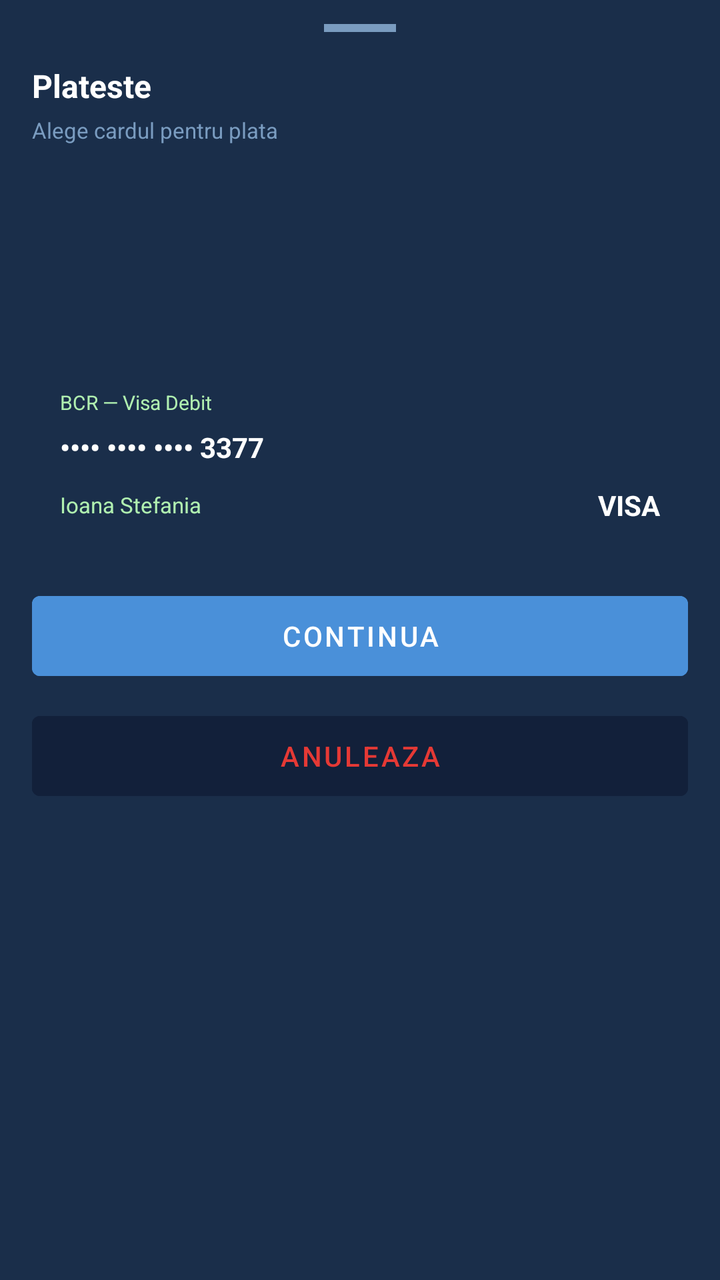
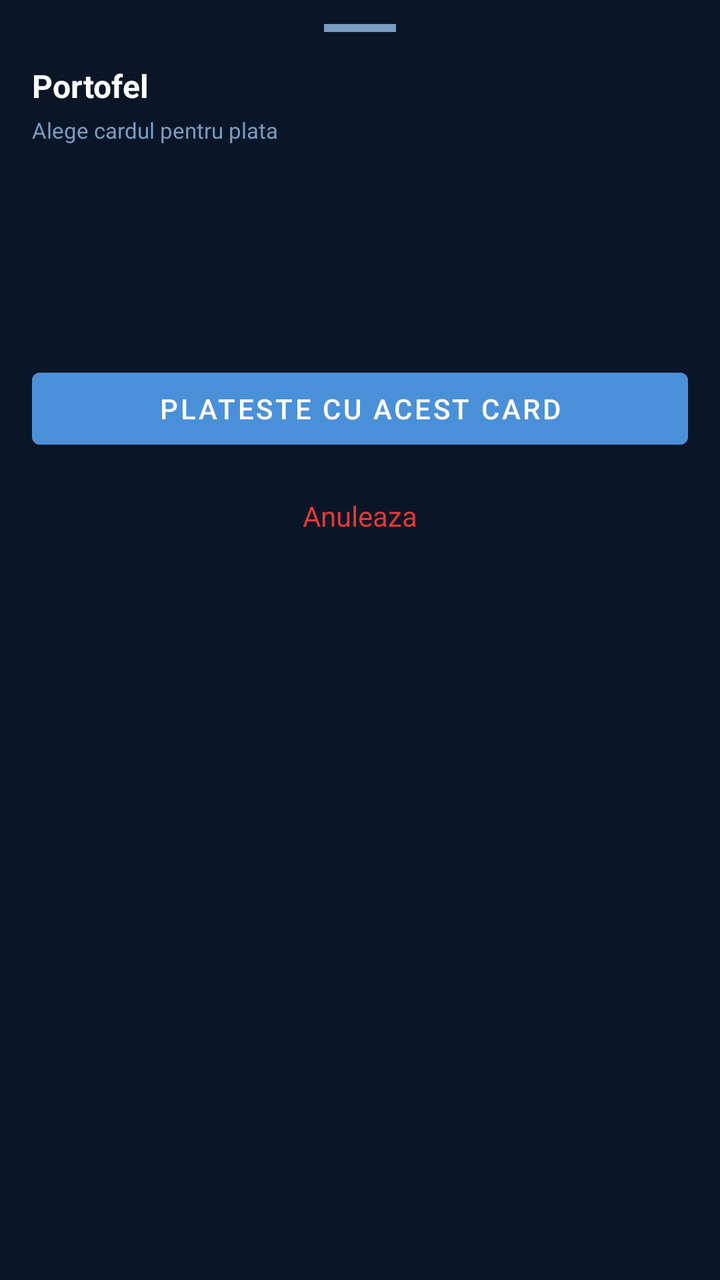

The first picture is an Android layout as it rendered before a commit; the second is the same layout after the commit. The layout source and the unified diff follow.
<!-- AndroidManifest.xml: application theme Theme.LicentaMultibankingApp -->
<!-- res/layout/bottom_sheet_plateste.xml -->
<?xml version="1.0" encoding="utf-8"?>
<LinearLayout xmlns:android="http://schemas.android.com/apk/res/android"
    android:layout_width="match_parent"
    android:layout_height="wrap_content"
    android:orientation="vertical"
    android:background="#1A2E4A"
    android:paddingStart="16dp"
    android:paddingEnd="16dp"
    android:paddingBottom="24dp"
    android:paddingTop="12dp">

    
    <View
        android:layout_width="36dp"
        android:layout_height="4dp"
        android:background="#7A9CC0"
        android:layout_gravity="center_horizontal"
        android:layout_marginBottom="16dp"/>

    
    <TextView
        android:layout_width="wrap_content"
        android:layout_height="wrap_content"
        android:text="Plateste"
        android:textColor="#FFFFFF"
        android:textSize="16sp"
        android:textStyle="bold"
        android:layout_marginBottom="4dp"/>

    <TextView
        android:layout_width="wrap_content"
        android:layout_height="wrap_content"
        android:text="Alege cardul pentru plata"
        android:textColor="#7A9CC0"
        android:textSize="11sp"
        android:layout_marginBottom="12dp"/>

    
    <androidx.recyclerview.widget.RecyclerView
        android:id="@+id/rvCarduriPlateste"
        android:layout_width="match_parent"
        android:layout_height="80dp"
        android:orientation="horizontal"
        android:clipToPadding="false"
        android:layout_marginBottom="16dp"/>

    
    <LinearLayout
        android:id="@+id/layoutCardPreview"
        android:layout_width="match_parent"
        android:layout_height="wrap_content"
        android:orientation="vertical"
        android:padding="14dp"
        android:layout_marginBottom="16dp">

        <TextView
            android:id="@+id/tvCardPreviewBanca"
            android:layout_width="wrap_content"
            android:layout_height="wrap_content"
            android:text="BCR — Visa Debit"
            android:textColor="#B0F0B0"
            android:textSize="10sp"
            android:layout_marginBottom="6dp"/>

        <TextView
            android:id="@+id/tvCardPreviewNumar"
            android:layout_width="wrap_content"
            android:layout_height="wrap_content"
            android:text="•••• •••• •••• 3377"
            android:textColor="#FFFFFF"
            android:textSize="14sp"
            android:textStyle="bold"
            android:layout_marginBottom="10dp"/>

        <LinearLayout
            android:layout_width="match_parent"
            android:layout_height="wrap_content"
            android:orientation="horizontal"
            android:gravity="center_vertical">

            <TextView
                android:id="@+id/tvCardPreviewTitular"
                android:layout_width="0dp"
                android:layout_height="wrap_content"
                android:layout_weight="1"
                android:text="Ioana Stefania"
                android:textColor="#B0F0B0"
                android:textSize="11sp"/>

            <TextView
                android:id="@+id/tvCardPreviewTip"
                android:layout_width="wrap_content"
                android:layout_height="wrap_content"
                android:text="VISA"
                android:textColor="#FFFFFF"
                android:textSize="14sp"
                android:textStyle="bold"/>

        </LinearLayout>

    </LinearLayout>

    
    <Button
        android:id="@+id/btnContinuaPlateste"
        android:layout_width="match_parent"
        android:layout_height="52dp"
        android:text="Continua"
        android:textColor="#FFFFFF"
        android:backgroundTint="#4A90D9"
        android:layout_marginBottom="8dp"/>

    
    <Button
        android:id="@+id/btnAnuleazaPlateste"
        android:layout_width="match_parent"
        android:layout_height="52dp"
        android:text="Anuleaza"
        android:textColor="#E53935"
        android:backgroundTint="#12203A"/>

</LinearLayout>
<!-- resources referenced by this layout -->
<resources>
  <style name="Theme.LicentaMultibankingApp" parent="Base.Theme.LicentaMultibankingApp" />
  <style name="Base.Theme.LicentaMultibankingApp" parent="Theme.MaterialComponents.DayNight.NoActionBar">
          
          
      </style>
</resources>

<!-- the commit's change to res/layout/bottom_sheet_plateste.xml (unified diff, before → after) -->
@@ -3,120 +3,374 @@
     android:layout_width="match_parent"
     android:layout_height="wrap_content"
     android:orientation="vertical"
-    android:background="#1A2E4A"
-    android:paddingStart="16dp"
-    android:paddingEnd="16dp"
-    android:paddingBottom="24dp"
-    android:paddingTop="12dp">
-
-    
+    android:background="#0a1628">
+
     <View
         android:layout_width="36dp"
         android:layout_height="4dp"
         android:background="#7A9CC0"
         android:layout_gravity="center_horizontal"
+        android:layout_marginTop="12dp"
         android:layout_marginBottom="16dp"/>
 
-    
-    <TextView
-        android:layout_width="wrap_content"
-        android:layout_height="wrap_content"
-        android:text="Plateste"
-        android:textColor="#FFFFFF"
-        android:textSize="16sp"
-        android:textStyle="bold"
-        android:layout_marginBottom="4dp"/>
-
-    <TextView
-        android:layout_width="wrap_content"
-        android:layout_height="wrap_content"
-        android:text="Alege cardul pentru plata"
-        android:textColor="#7A9CC0"
-        android:textSize="11sp"
-        android:layout_marginBottom="12dp"/>
-
-    
-    <androidx.recyclerview.widget.RecyclerView
-        android:id="@+id/rvCarduriPlateste"
+    <ViewFlipper
+        android:id="@+id/viewFlipperPlateste"
         android:layout_width="match_parent"
-        android:layout_height="80dp"
-        android:orientation="horizontal"
-        android:clipToPadding="false"
-        android:layout_marginBottom="16dp"/>
-
-    
-    <LinearLayout
-        android:id="@+id/layoutCardPreview"
-        android:layout_width="match_parent"
-        android:layout_height="wrap_content"
-        android:orientation="vertical"
-        android:padding="14dp"
-        android:layout_marginBottom="16dp">
-
-        <TextView
-            android:id="@+id/tvCardPreviewBanca"
-            android:layout_width="wrap_content"
-            android:layout_height="wrap_content"
-            android:text="BCR — Visa Debit"
-            android:textColor="#B0F0B0"
-            android:textSize="10sp"
-            android:layout_marginBottom="6dp"/>
-
-        <TextView
-            android:id="@+id/tvCardPreviewNumar"
-            android:layout_width="wrap_content"
-            android:layout_height="wrap_content"
-            android:text="•••• •••• •••• 3377"
-            android:textColor="#FFFFFF"
-            android:textSize="14sp"
-            android:textStyle="bold"
-            android:layout_marginBottom="10dp"/>
-
+        android:layout_height="wrap_content">
+
+        
         <LinearLayout
             android:layout_width="match_parent"
             android:layout_height="wrap_content"
-            android:orientation="horizontal"
-            android:gravity="center_vertical">
-
-            <TextView
-                android:id="@+id/tvCardPreviewTitular"
-                android:layout_width="0dp"
-                android:layout_height="wrap_content"
-                android:layout_weight="1"
-                android:text="Ioana Stefania"
-                android:textColor="#B0F0B0"
-                android:textSize="11sp"/>
-
-            <TextView
-                android:id="@+id/tvCardPreviewTip"
-                android:layout_width="wrap_content"
-                android:layout_height="wrap_content"
-                android:text="VISA"
+            android:orientation="vertical"
+            android:paddingStart="16dp"
+            android:paddingEnd="16dp"
+            android:paddingBottom="24dp">
+
+            <TextView
+                android:layout_width="wrap_content"
+                android:layout_height="wrap_content"
+                android:text="Portofel"
+                android:textColor="#FFFFFF"
+                android:textSize="16sp"
+                android:textStyle="bold"
+                android:layout_marginBottom="4dp"/>
+
+            <TextView
+                android:layout_width="wrap_content"
+                android:layout_height="wrap_content"
+                android:text="Alege cardul pentru plata"
+                android:textColor="#7A9CC0"
+                android:textSize="11sp"
+                android:layout_marginBottom="12dp"/>
+
+            <androidx.recyclerview.widget.RecyclerView
+                android:id="@+id/rvCarduriPlateste"
+                android:layout_width="match_parent"
+                android:layout_height="80dp"
+                android:orientation="horizontal"
+                android:clipToPadding="false"
+                android:layout_marginBottom="16dp"/>
+
+            <Button
+                android:id="@+id/btnPlatesteCuCard"
+                android:layout_width="match_parent"
+                android:layout_height="wrap_content"
+                android:text="Plateste cu acest card"
+                android:backgroundTint="#4A90D9"
+                android:textColor="#FFFFFF"
+                android:layout_marginBottom="8dp"/>
+
+            <TextView
+                android:id="@+id/tvAnuleazaPlateste"
+                android:layout_width="match_parent"
+                android:layout_height="wrap_content"
+                android:text="Anuleaza"
+                android:textColor="#E53935"
+                android:gravity="center"
+                android:padding="12dp"/>
+
+        </LinearLayout>
+
+        
+        <LinearLayout
+            android:layout_width="match_parent"
+            android:layout_height="wrap_content"
+            android:orientation="vertical"
+            android:paddingStart="16dp"
+            android:paddingEnd="16dp"
+            android:paddingBottom="24dp">
+
+            <TextView
+                android:layout_width="wrap_content"
+                android:layout_height="wrap_content"
+                android:text="HCE · NFC simulat"
+                android:textColor="#90CAF9"
+                android:textSize="10sp"
+                android:background="#0D47A1"
+                android:paddingStart="8dp"
+                android:paddingEnd="8dp"
+                android:paddingTop="3dp"
+                android:paddingBottom="3dp"
+                android:layout_gravity="center_horizontal"
+                android:layout_marginBottom="12dp"/>
+
+            <LinearLayout
+                android:id="@+id/layoutCardNfc"
+                android:layout_width="match_parent"
+                android:layout_height="wrap_content"
+                android:orientation="vertical"
+                android:background="#E53935"
+                android:padding="16dp"
+                android:layout_marginBottom="12dp">
+
+                <TextView
+                    android:id="@+id/tvNfcNumeBanca"
+                    android:layout_width="wrap_content"
+                    android:layout_height="wrap_content"
+                    android:text="BCR Visa Debit"
+                    android:textColor="#FFCDD2"
+                    android:textSize="11sp"
+                    android:layout_marginBottom="12dp"/>
+
+                <TextView
+                    android:id="@+id/tvNfcNrCard"
+                    android:layout_width="wrap_content"
+                    android:layout_height="wrap_content"
+                    android:text="•••• •••• •••• 1234"
+                    android:textColor="#FFFFFF"
+                    android:textSize="16sp"
+                    android:textStyle="bold"
+                    android:letterSpacing="0.1"
+                    android:layout_marginBottom="10dp"/>
+
+                <LinearLayout
+                    android:layout_width="match_parent"
+                    android:layout_height="wrap_content"
+                    android:orientation="horizontal">
+
+                    <TextView
+                        android:id="@+id/tvNfcTitular"
+                        android:layout_width="0dp"
+                        android:layout_height="wrap_content"
+                        android:layout_weight="1"
+                        android:text="I. STEFANIA"
+                        android:textColor="#FFCDD2"
+                        android:textSize="11sp"/>
+
+                    <TextView
+                        android:layout_width="wrap_content"
+                        android:layout_height="wrap_content"
+                        android:text="VISA"
+                        android:textColor="#FFFFFF"
+                        android:textSize="16sp"
+                        android:textStyle="bold"/>
+
+                </LinearLayout>
+
+            </LinearLayout>
+
+            <LinearLayout
+                android:layout_width="wrap_content"
+                android:layout_height="wrap_content"
+                android:orientation="vertical"
+                android:gravity="center"
+                android:layout_gravity="center_horizontal"
+                android:layout_marginBottom="8dp">
+
+                <com.stefi.licentamultibankingapp.ui.dashboard.home.NfcRingsView
+                    android:id="@+id/nfcRingsView"
+                    android:layout_width="80dp"
+                    android:layout_height="80dp"/>
+
+            </LinearLayout>
+
+            <TextView
+                android:layout_width="match_parent"
+                android:layout_height="wrap_content"
+                android:text="Apropiati de POS"
                 android:textColor="#FFFFFF"
                 android:textSize="14sp"
-                android:textStyle="bold"/>
+                android:textStyle="bold"
+                android:gravity="center"
+                android:layout_marginBottom="4dp"/>
+
+            <TextView
+                android:layout_width="match_parent"
+                android:layout_height="wrap_content"
+                android:text="Tineti telefonul aproape de cititorul POS"
+                android:textColor="#7A9CC0"
+                android:textSize="11sp"
+                android:gravity="center"
+                android:layout_marginBottom="12dp"/>
+
+            <LinearLayout
+                android:layout_width="match_parent"
+                android:layout_height="wrap_content"
+                android:background="#12203A"
+                android:padding="10dp"
+                android:layout_marginBottom="12dp">
+
+                <TextView
+                    android:layout_width="match_parent"
+                    android:layout_height="wrap_content"
+                    android:text="Simulare HCE. In realitate, telefonul emuleaza cardul fizic prin NFC catre POS, fara hardware suplimentar."
+                    android:textColor="#7A9CC0"
+                    android:textSize="10sp"
+                    android:gravity="center"/>
+
+            </LinearLayout>
+
+            <Button
+                android:id="@+id/btnSimuleazaPlata"
+                android:layout_width="match_parent"
+                android:layout_height="wrap_content"
+                android:text="Simuleaza plata"
+                android:backgroundTint="#1A3C6E"
+                android:textColor="#4A90D9"
+                android:layout_marginBottom="8dp"/>
+
+            <TextView
+                android:id="@+id/tvInapoiNfc"
+                android:layout_width="match_parent"
+                android:layout_height="wrap_content"
+                android:text="Inapoi"
+                android:textColor="#4A90D9"
+                android:gravity="center"
+                android:padding="12dp"/>
 
         </LinearLayout>
 
-    </LinearLayout>
-
-    
-    <Button
-        android:id="@+id/btnContinuaPlateste"
-        android:layout_width="match_parent"
-        android:layout_height="52dp"
-        android:text="Continua"
-        android:textColor="#FFFFFF"
-        android:backgroundTint="#4A90D9"
-        android:layout_marginBottom="8dp"/>
-
-    
-    <Button
-        android:id="@+id/btnAnuleazaPlateste"
-        android:layout_width="match_parent"
-        android:layout_height="52dp"
-        android:text="Anuleaza"
-        android:textColor="#E53935"
-        android:backgroundTint="#12203A"/>
+        
+        <LinearLayout
+            android:layout_width="match_parent"
+            android:layout_height="wrap_content"
+            android:orientation="vertical"
+            android:paddingStart="16dp"
+            android:paddingEnd="16dp"
+            android:paddingBottom="24dp"
+            android:gravity="center">
+
+            <TextView
+                android:layout_width="wrap_content"
+                android:layout_height="wrap_content"
+                android:text="Plata simulata"
+                android:textColor="#4CAF50"
+                android:textSize="10sp"
+                android:background="#1e4a2a"
+                android:paddingStart="8dp"
+                android:paddingEnd="8dp"
+                android:paddingTop="3dp"
+                android:paddingBottom="3dp"
+                android:layout_gravity="center_horizontal"
+                android:layout_marginBottom="12dp"/>
+
+            <LinearLayout
+                android:layout_width="56dp"
+                android:layout_height="56dp"
+                android:background="#1e4a2a"
+                android:gravity="center"
+                android:layout_gravity="center_horizontal"
+                android:layout_marginBottom="12dp">
+
+                <TextView
+                    android:layout_width="wrap_content"
+                    android:layout_height="wrap_content"
+                    android:text="✓"
+                    android:textColor="#4CAF50"
+                    android:textSize="24sp"
+                    android:textStyle="bold"/>
+
+            </LinearLayout>
+
+            <TextView
+                android:layout_width="wrap_content"
+                android:layout_height="wrap_content"
+                android:text="Plata aprobata!"
+                android:textColor="#FFFFFF"
+                android:textSize="16sp"
+                android:textStyle="bold"
+                android:layout_gravity="center_horizontal"
+                android:layout_marginBottom="4dp"/>
+
+            <TextView
+                android:layout_width="wrap_content"
+                android:layout_height="wrap_content"
+                android:text="Tranzactie inregistrata in istoric"
+                android:textColor="#7A9CC0"
+                android:textSize="11sp"
+                android:layout_gravity="center_horizontal"
+                android:layout_marginBottom="16dp"/>
+
+            <LinearLayout
+                android:layout_width="match_parent"
+                android:layout_height="wrap_content"
+                android:orientation="vertical"
+                android:background="#12203A"
+                android:padding="12dp"
+                android:layout_marginBottom="16dp">
+
+                <LinearLayout
+                    android:layout_width="match_parent"
+                    android:layout_height="wrap_content"
+                    android:orientation="horizontal"
+                    android:layout_marginBottom="6dp">
+
+                    <TextView
+                        android:layout_width="0dp"
+                        android:layout_height="wrap_content"
+                        android:layout_weight="1"
+                        android:text="Card"
+                        android:textColor="#7A9CC0"
+                        android:textSize="11sp"/>
+
+                    <TextView
+                        android:id="@+id/tvSuccessCard"
+                        android:layout_width="wrap_content"
+                        android:layout_height="wrap_content"
+                        android:text="BCR •••• 1234"
+                        android:textColor="#FFFFFF"
+                        android:textSize="11sp"/>
+
+                </LinearLayout>
+
+                <LinearLayout
+                    android:layout_width="match_parent"
+                    android:layout_height="wrap_content"
+                    android:orientation="horizontal"
+                    android:layout_marginBottom="6dp">
+
+                    <TextView
+                        android:layout_width="0dp"
+                        android:layout_height="wrap_content"
+                        android:layout_weight="1"
+                        android:text="Metoda"
+                        android:textColor="#7A9CC0"
+                        android:textSize="11sp"/>
+
+                    <TextView
+                        android:layout_width="wrap_content"
+                        android:layout_height="wrap_content"
+                        android:text="NFC simulat"
+                        android:textColor="#90CAF9"
+                        android:textSize="11sp"/>
+
+                </LinearLayout>
+
+                <LinearLayout
+                    android:layout_width="match_parent"
+                    android:layout_height="wrap_content"
+                    android:orientation="horizontal">
+
+                    <TextView
+                        android:layout_width="0dp"
+                        android:layout_height="wrap_content"
+                        android:layout_weight="1"
+                        android:text="Salvat"
+                        android:textColor="#7A9CC0"
+                        android:textSize="11sp"/>
+
+                    <TextView
+                        android:layout_width="wrap_content"
+                        android:layout_height="wrap_content"
+                        android:text="Firestore ✓"
+                        android:textColor="#4CAF50"
+                        android:textSize="11sp"/>
+
+                </LinearLayout>
+
+            </LinearLayout>
+
+            <Button
+                android:id="@+id/btnInchidePlateste"
+                android:layout_width="match_parent"
+                android:layout_height="wrap_content"
+                android:text="Mergi la Home"
+                android:backgroundTint="#4A90D9"
+                android:textColor="#FFFFFF"/>
+
+        </LinearLayout>
+
+    </ViewFlipper>
 
 </LinearLayout>
<!-- resource entries referenced after the edit -->
@@ -2,6 +2,7 @@
 <resources>
   <style name="Theme.LicentaMultibankingApp" parent="Base.Theme.LicentaMultibankingApp" />
   <style name="Base.Theme.LicentaMultibankingApp" parent="Theme.MaterialComponents.DayNight.NoActionBar">
+          <item name="android:textColorHint">#888888</item>
           
           
       </style>
